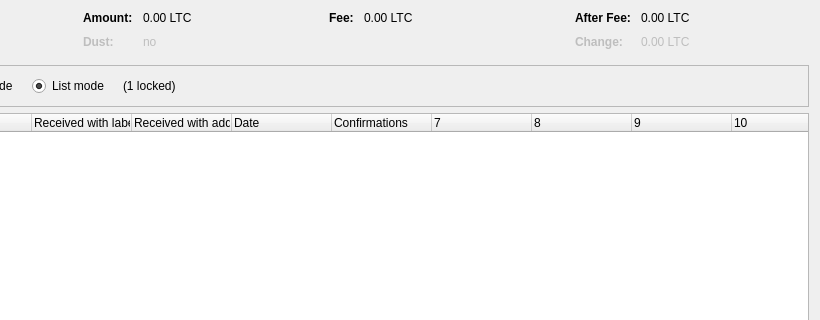
The window that src/qt/forms/coincontroldialog.ui (Eternity-Soap/funcoin) describes before a commit, drawn with Qt 5; both pictures show x 180 to 1000 and y 0 to 320 of the 1000 by 500 pixel window.
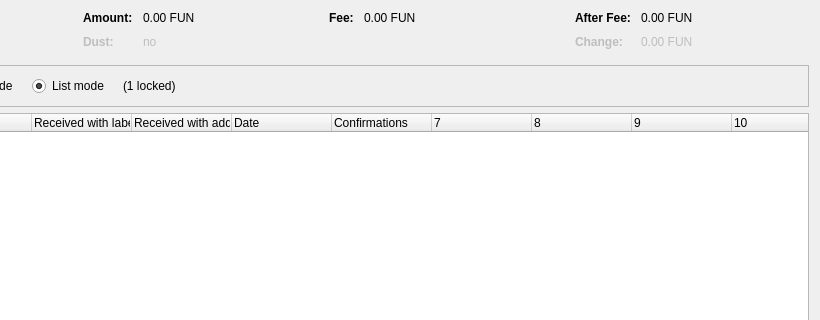
The same window after the commit. Custom widgets are drawn as their Qt base class.

Diff of the .ui file:
```diff
--- a/src/qt/forms/coincontroldialog.ui
+++ b/src/qt/forms/coincontroldialog.ui
@@ -132,7 +132,7 @@
           <enum>Qt::ActionsContextMenu</enum>
          </property>
          <property name="text">
-          <string notr="true">0.00 LTC</string>
+          <string notr="true">0.00 FUN</string>
          </property>
          <property name="textInteractionFlags">
           <set>Qt::LinksAccessibleByMouse|Qt::TextSelectableByKeyboard|Qt::TextSelectableByMouse</set>
@@ -212,7 +212,7 @@
           <enum>Qt::ActionsContextMenu</enum>
          </property>
          <property name="text">
-          <string notr="true">0.00 LTC</string>
+          <string notr="true">0.00 FUN</string>
          </property>
          <property name="textInteractionFlags">
           <set>Qt::LinksAccessibleByMouse|Qt::TextSelectableByKeyboard|Qt::TextSelectableByMouse</set>
@@ -257,7 +257,7 @@
           <enum>Qt::ActionsContextMenu</enum>
          </property>
          <property name="text">
-          <string notr="true">0.00 LTC</string>
+          <string notr="true">0.00 FUN</string>
          </property>
          <property name="textInteractionFlags">
           <set>Qt::LinksAccessibleByMouse|Qt::TextSelectableByKeyboard|Qt::TextSelectableByMouse</set>
@@ -292,7 +292,7 @@
           <enum>Qt::ActionsContextMenu</enum>
          </property>
          <property name="text">
-          <string notr="true">0.00 LTC</string>
+          <string notr="true">0.00 FUN</string>
          </property>
          <property name="textInteractionFlags">
           <set>Qt::LinksAccessibleByMouse|Qt::TextSelectableByKeyboard|Qt::TextSelectableByMouse</set>
```
